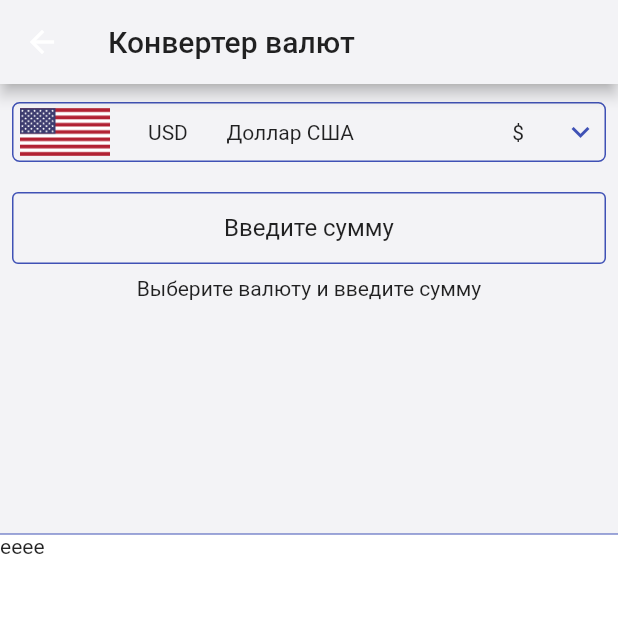
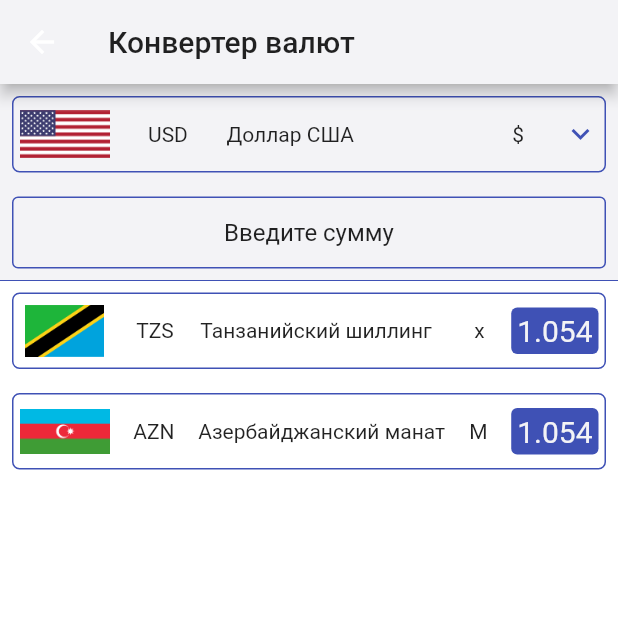
Before and after one commit to radomir9720/my_travel_wallet, a Flutter app: the CurrencyPage screen opened directly, on a phone screen of 412 x 824 dp, the top half of it. Run offline on Flutter 3.47's test engine with Material 2 defaults, Android fonts, the phone set to English and light mode, and no system bars; our stand-ins replace firebase_auth, google_sign_in, shared_preferences; accounts and stored records are empty.

Commit message:
Сделал карточки валют на экране конвертации валют.

```diff
--- a/lib/constants.dart
+++ b/lib/constants.dart
@@ -36,7 +36,7 @@ const double kEndIndentDividerValue = 10.0;
 const kInputDecoration = InputDecoration(
   hintText: 'Введите текст',
   contentPadding:
-  EdgeInsets.symmetric(vertical: 0.0, horizontal: 10.0),
+  EdgeInsets.symmetric(vertical: 0.0, horizontal: 0.0),
   enabledBorder: OutlineInputBorder(
     borderSide: BorderSide(color: kDarkThemeAccentColor, width: 1.0),
   ),
--- a/lib/pages/currency_page.dart
+++ b/lib/pages/currency_page.dart
@@ -14,6 +14,24 @@ class CurrencyPage extends StatefulWidget {
 }
 
 class _CurrencyPageState extends State<CurrencyPage> {
+  List<CurrencyCard> listItems = [
+    CurrencyCard(
+      onPressed: () {},
+      imgName: currencies["TZS"]["img_name"],
+      currencyCode: currencies["TZS"]["cur_code"],
+      currencyName: currencies["TZS"]["cur_name"],
+      currencySymbol: currencies["TZS"]["cur_symbol"],
+      currencyValue: "1.054",
+    ),
+    CurrencyCard(
+      onPressed: () {},
+      imgName: currencies["AZN"]["img_name"],
+      currencyCode: currencies["AZN"]["cur_code"],
+      currencyName: currencies["AZN"]["cur_name"],
+      currencySymbol: currencies["AZN"]["cur_symbol"],
+      currencyValue: "1.054",
+    ),
+  ];
   @override
   void initState() {
     super.initState();
@@ -34,7 +52,7 @@ class _CurrencyPageState extends State<CurrencyPage> {
         children: <Widget>[
           Container(
             color: prefs.getMainThemeColor(),
-            height: 300.0,
+//            height: 300.0,
             child: Column(
               children: <Widget>[
                 CurrencyCard(
@@ -61,18 +79,17 @@ class _CurrencyPageState extends State<CurrencyPage> {
                             currencies[currencyNameAndCode[valueFromDialog]]
                                 ["cur_symbol"],
                       );
-                        setState(() {});
+                      setState(() {});
                     });
                   },
                 ),
                 TextInputField(
                   hintText: "Введите сумму",
                 ),
-                Text(
-                  "Выберите валюту и введите сумму",
-                  style: prefs.getMainTextStyle(),
-                ),
-                Row(),
+//                Text(
+//                  "Выберите валюту и введите сумму",
+//                  style: prefs.getMainTextStyle(),
+//                ),
               ],
             ),
           ),
@@ -80,14 +97,82 @@ class _CurrencyPageState extends State<CurrencyPage> {
             color: prefs.getThemeAccentColor(),
             height: 0.0,
           ),
-          ListView(
-            shrinkWrap: true,
-            children: <Widget>[
-              Text("eeee"),
-            ],
-          ),
+          Expanded(
+            child: ListView.builder(
+              itemCount: listItems.length,
+              itemBuilder: (context, index) {
+                return Dismissible(
+                  background: stackBehindDismiss(),
+                  key: ObjectKey(listItems[index]),
+                  child: Container(
+//                    padding: EdgeInsets.all(20.0),
+                    child: listItems[index],
+                  ),
+                  onDismissed: (direction) {
+                    var item = listItems.elementAt(index);
+                    //To delete
+                    deleteItem(index);
+                    //To show a snackbar with the UNDO button
+                    Scaffold.of(context).showSnackBar(SnackBar(
+                        content: Text("Валюта удалена"),
+                        action: SnackBarAction(
+                            label: "Отменить",
+                            onPressed: () {
+                              //To undo deletion
+                              undoDeletion(index, item);
+                            })));
+                  },
+                );
+              },
+//    )),
+//          ListView(
+//            shrinkWrap: true,
+//            children: <Widget>[
+//              CurrencyCard(
+//                imgName: currencies["TZS"]["img_name"],
+//                currencyCode: currencies["TZS"]["cur_code"],
+//                currencyName: currencies["TZS"]["cur_name"],
+//                currencySymbol: currencies["TZS"]["cur_symbol"],
+//              ),
+//            ],
+//          ),
+            ),
+          )
         ],
       ),
     );
   }
+
+  void deleteItem(index) {
+    /*
+    By implementing this method, it ensures that upon being dismissed from our widget tree,
+    the item is removed from our list of items and our list is updated, hence
+    preventing the "Dismissed widget still in widget tree error" when we reload.
+    */
+    setState(() {
+      listItems.removeAt(index);
+    });
+  }
+
+  void undoDeletion(index, item) {
+    /*
+    This method accepts the parameters index and item and re-inserts the {item} at
+    index {index}
+    */
+    setState(() {
+      listItems.insert(index, item);
+    });
+  }
+
+  Widget stackBehindDismiss() {
+    return Container(
+      alignment: Alignment.centerRight,
+      padding: EdgeInsets.only(right: 20.0),
+      color: prefs.getThemeAccentColor(),
+      child: Icon(
+        Icons.delete,
+        color: Colors.white,
+      ),
+    );
+  }
 }
--- a/lib/pages/settings_page.dart
+++ b/lib/pages/settings_page.dart
@@ -47,7 +47,7 @@ class _SettingsPageState extends State<SettingsPage> {
           SettingsCard(
             title: "Темная тема",
             value: _themeSwitchValue,
-            function: () async {
+            function: () {
               _themeSwitchValue = !_themeSwitchValue;
               prefs.setSwitchThemeValue(_themeSwitchValue);
             },
--- a/lib/widgets/currency_card.dart
+++ b/lib/widgets/currency_card.dart
@@ -2,38 +2,49 @@ import 'package:flutter/material.dart';
 import 'package:my_travel_wallet/data/main_data.dart';
 
 class CurrencyCard extends StatefulWidget {
-  CurrencyCard(
-      {this.imgName,
+  CurrencyCard({
+    this.imgName,
     this.currencyCode,
     this.currencyName,
     this.currencySymbol,
-      this.onPressed});
+    this.onPressed,
+    this.currencyValue,
+  });
 
   final String imgName;
   final String currencyCode;
   final String currencyName;
   final String currencySymbol;
   final Function onPressed;
+  final String currencyValue;
 
   @override
   _CurrencyCardState createState() => _CurrencyCardState();
 }
 
 class _CurrencyCardState extends State<CurrencyCard> {
+//  double screenWidth;
+
+  @override
+  void initState() {
+    // TODO: убрать этот костыль. Вынести ширину и высоту экрана в другое место. По хорошему - сохранить в кэше где-то, либо в БД.
+    super.initState();
+//    screenWidth = MediaQuery.of(context).size.width * 0.4;
+  }
+
   @override
   Widget build(BuildContext context) {
     return Padding(
       padding: const EdgeInsets.all(8.0),
       child: Stack(alignment: AlignmentDirectional.center, children: <Widget>[
         Container(
-//        height: 60.0,
+//        height: 100.0,
           padding: EdgeInsets.all(5.0),
           child: Row(
             mainAxisAlignment: MainAxisAlignment.spaceBetween,
             children: <Widget>[
               Image(
-                image: AssetImage(
-                    "assets/images/flags/" + widget.imgName),
+                image: AssetImage("assets/images/flags/" + widget.imgName),
                 height: 35.0,
                 width: 60.0,
               ),
@@ -50,19 +61,33 @@ class _CurrencyCardState extends State<CurrencyCard> {
                   softWrap: false,
                 ),
               ),
-              Text(
-                  widget.currencySymbol,
-                  style: prefs.getMainTextStyle()),
-              Icon(
+              Text(widget.currencySymbol, style: prefs.getMainTextStyle()),
+              widget.currencyValue == null
+                  ? Icon(
                       Icons.keyboard_arrow_down,
                       color: prefs.getThemeAccentColor(),
+                    )
+                  : Container(
+                      padding: EdgeInsets.all(4.0),
+                      decoration: BoxDecoration(
+                        color: prefs.getThemeAccentColor(),
+                        borderRadius: BorderRadius.all(
+                          Radius.circular(4.0),
                         ),
+                      ),
+                      child: Text(
+                        widget.currencyValue,
+                        style: TextStyle(
+                          fontSize: 20.0,
+                          color: prefs.getMainThemeColor()
+                        ),
+                      )),
             ],
           ),
         ),
         MaterialButton(
           minWidth: double.infinity,
-          height: 40.0,
+          height: 51.0,
           onPressed: () => widget.onPressed(),
           shape: RoundedRectangleBorder(
               borderRadius: BorderRadius.circular(5.0),
```
Lines whose indentation alone changed are shown as unchanged.
